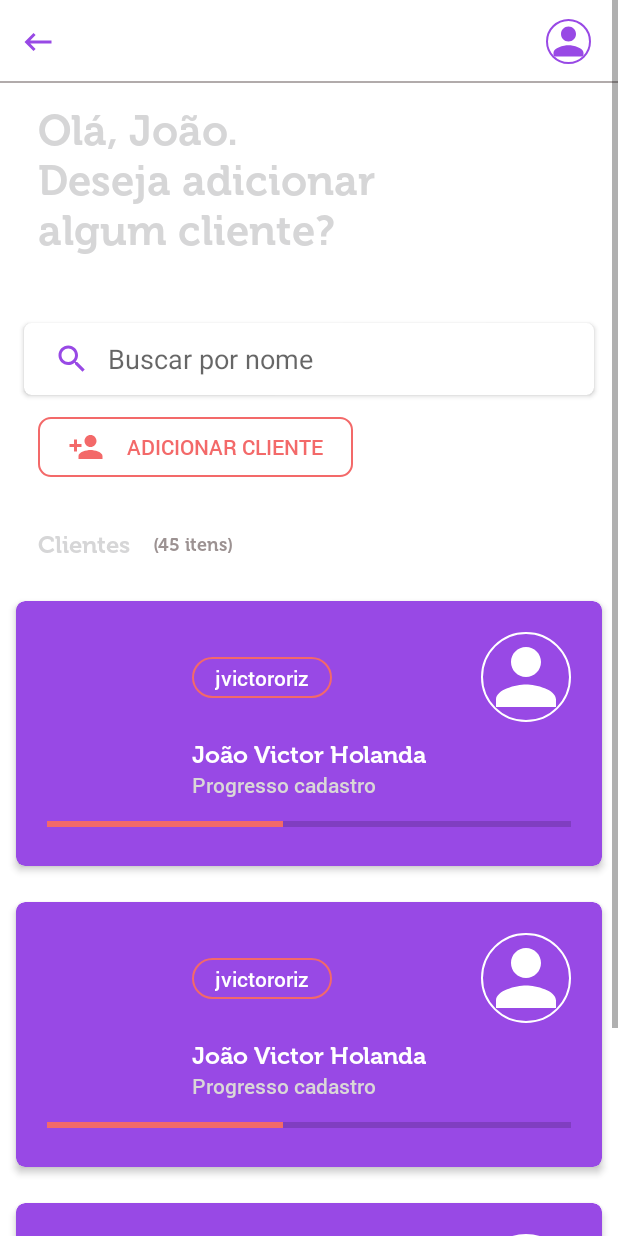
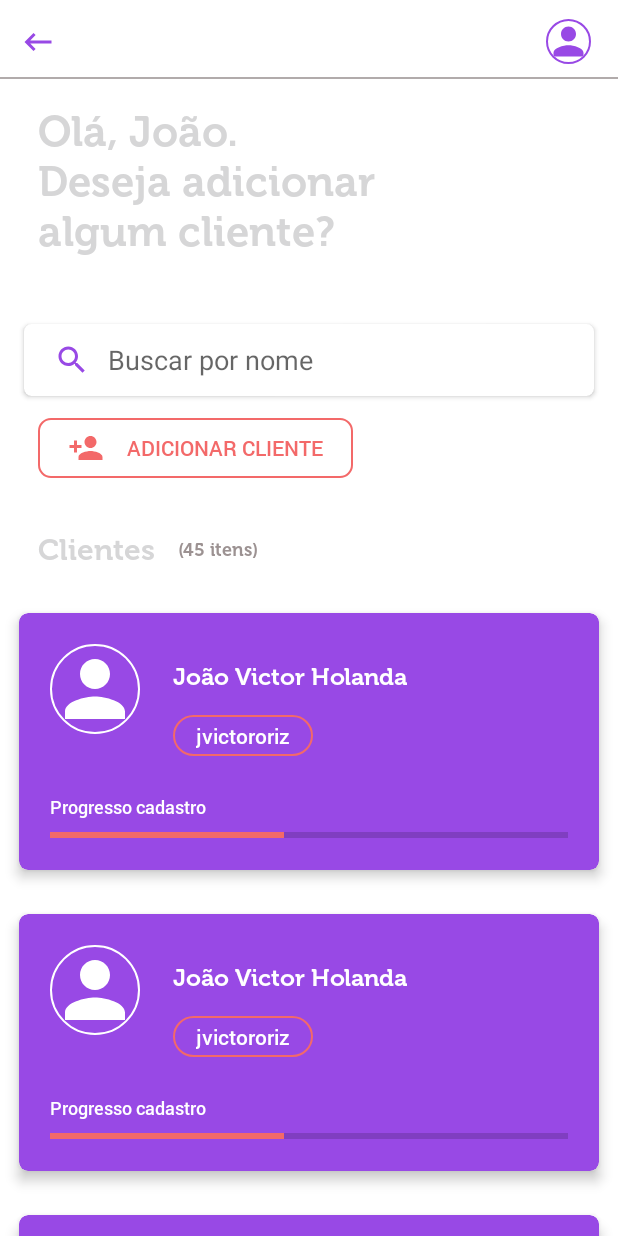
Before and after one commit to jvictororiz/FisioApp, an Android app: the layout activity_admin_home.xml on its own in the app's theme, with its tools: preview values and no code run, on a phone screen of 412 x 824 dp. Run offline under Robolectric (Android 15) with nearby library versions, the phone set to English and light mode, and no system bars.

Commit message:
corrigindo bug

```diff
--- a/app/build.gradle
+++ b/app/build.gradle
@@ -48,7 +48,7 @@ dependencies {
     implementation "org.jetbrains.kotlinx:kotlinx-coroutines-android:1.3.0"
 
     // Support design
-    implementation "com.google.android.material:material:1.2.0-alpha02"
+    implementation "com.google.android.material:material:1.2.0-alpha03"
 
     //androidx
     implementation 'androidx.appcompat:appcompat:1.1.0'
@@ -79,8 +79,8 @@ dependencies {
     implementation "com.squareup.retrofit2:converter-scalars:2.6.0"
 
     // Room
-    implementation "androidx.room:room-runtime:2.2.2"
-    kapt "androidx.room:room-compiler:2.2.2"
+    implementation "androidx.room:room-runtime:2.2.3"
+    kapt "androidx.room:room-compiler:2.2.3"
 
     // Layout
     implementation 'br.com.simplepass:loading-button-android:2.2.0'
--- a/app/src/main/java/br/com/fisioapp/ui/activity/AdminHomeActivity.kt
+++ b/app/src/main/java/br/com/fisioapp/ui/activity/AdminHomeActivity.kt
@@ -12,11 +12,12 @@ import br.com.fisioapp.ui.adapter.TreinoAdapter
 import br.com.fisioapp.ui.base.BaseActivity
 import br.com.fisioapp.viewModel.AdminHomeViewModel
 import kotlinx.android.synthetic.main.activity_admin_home.*
+import kotlinx.android.synthetic.main.toolbar_home.*
 
 
 class AdminHomeActivity : BaseActivity() {
 
-    private val clientAdapter = ClientAdapter()
+    private val clientAdapter by lazy { ClientAdapter() }
 
     private val viewModel: AdminHomeViewModel by lazy {
         ViewModelProvider(this).get(AdminHomeViewModel::class.java)
@@ -57,6 +58,8 @@ class AdminHomeActivity : BaseActivity() {
             LoginActivity.startModeEdit(this, it)
         })
         viewModel.nameClient.observe(this, Observer {
+            toolbar_subtitulo.text = it
+
             tv_title.text = getString(R.string.apresentation, it)
         })
 
--- a/app/src/main/java/br/com/fisioapp/ui/base/BaseActivity.kt
+++ b/app/src/main/java/br/com/fisioapp/ui/base/BaseActivity.kt
@@ -48,10 +48,11 @@ abstract class BaseActivity : AppCompatActivity() {
             unauthorizedReceiver, unauthorizedFilter)
     }
 
-    fun setUpToolbar(title:String, click:()->Unit){
+    fun setUpToolbar(title:String,  click:()->Unit){
         toolbar_back.setOnClickListener {
             onBackPressed()
         }
+
         toolbar_profile.setOnClickListener {
            click.invoke()
         }
--- a/app/src/main/res/layout/activity_admin_home.xml
+++ b/app/src/main/res/layout/activity_admin_home.xml
@@ -1,12 +1,9 @@
 <?xml version="1.0" encoding="utf-8"?>
 
-<ScrollView xmlns:android="http://schemas.android.com/apk/res/android"
+
+<androidx.constraintlayout.widget.ConstraintLayout xmlns:android="http://schemas.android.com/apk/res/android"
     xmlns:app="http://schemas.android.com/apk/res-auto"
     xmlns:tools="http://schemas.android.com/tools"
-    android:layout_width="match_parent"
-    android:layout_height="match_parent">
-
-    <androidx.constraintlayout.widget.ConstraintLayout
     android:layout_width="match_parent"
     android:layout_height="wrap_content"
     tools:context=".ui.activity.AdminHomeActivity">
@@ -14,6 +11,16 @@
     <include
         android:id="@+id/toolbar"
         layout="@layout/toolbar_home" />
+
+    <androidx.core.widget.NestedScrollView
+        android:layout_width="match_parent"
+        android:layout_height="wrap_content"
+        app:layout_constraintLeft_toLeftOf="parent"
+        app:layout_constraintTop_toBottomOf="@+id/toolbar">
+
+        <androidx.constraintlayout.widget.ConstraintLayout
+            android:layout_width="match_parent"
+            android:layout_height="wrap_content">
 
             <TextView
                 android:id="@+id/tv_title"
@@ -25,20 +32,20 @@
                 android:textColor="@color/black"
                 android:textSize="28sp"
                 app:layout_constraintStart_toStartOf="parent"
-            app:layout_constraintTop_toBottomOf="@+id/toolbar"
+                app:layout_constraintTop_toTopOf="parent"
                 tools:text="Olá, João.\nDeseja adicionar \nalgum cliente?" />
 
             <androidx.cardview.widget.CardView
                 android:id="@+id/body_search"
-            app:layout_constraintTop_toBottomOf="@+id/tv_title"
                 android:layout_width="match_parent"
+                android:layout_height="wrap_content"
                 android:layout_marginStart="12dp"
                 android:layout_marginTop="40dp"
+                android:layout_marginEnd="12dp"
+                app:cardCornerRadius="5dp"
                 app:cardElevation="2dp"
-            app:cardCornerRadius="5dp"
                 app:cardUseCompatPadding="true"
-            android:layout_marginEnd="12dp"
-            android:layout_height="wrap_content">
+                app:layout_constraintTop_toBottomOf="@+id/tv_title">
 
                 <androidx.appcompat.widget.SearchView
                     android:id="@+id/search"
@@ -73,8 +80,6 @@
                 tools:visibility="visible" />
 
 
-
-
             <TextView
                 android:id="@+id/label_clients"
                 android:layout_width="wrap_content"
@@ -84,7 +89,7 @@
                 android:fontFamily="@font/museo700_regular"
                 android:text="@string/client"
                 android:textColor="@color/black"
-            android:textSize="16sp"
+                android:textSize="20sp"
                 app:layout_constraintStart_toStartOf="parent"
                 app:layout_constraintTop_toBottomOf="@+id/btn_add_client" />
 
@@ -113,8 +118,8 @@
                 android:layout_marginBottom="8dp"
                 android:orientation="vertical"
                 app:layoutManager="androidx.recyclerview.widget.GridLayoutManager"
+                app:layout_constraintTop_toBottomOf="@+id/label_clients"
                 app:spanCount="1"
-            app:layout_constraintTop_toBottomOf="@+id/label_clients"
                 tools:listitem="@layout/item_user" />
 
             <ProgressBar
@@ -141,12 +146,12 @@
 
                 <TextView
                     android:id="@+id/tv_error_client"
+                    android:layout_width="wrap_content"
+                    android:layout_height="wrap_content"
                     android:ellipsize="end"
+                    android:fontFamily="@font/museo700_regular"
                     android:lines="1"
                     android:maxLines="1"
-                android:layout_width="wrap_content"
-                android:layout_height="wrap_content"
-                android:fontFamily="@font/museo700_regular"
                     android:text="@string/empty_clients"
                     android:textColor="@color/colorLetter"
                     android:textSize="16sp"
@@ -158,9 +163,9 @@
                     android:layout_width="wrap_content"
                     android:layout_height="40dp"
                     android:layout_marginStart="25dp"
-                android:layout_marginBottom="40dp"
                     android:layout_marginTop="30dp"
                     android:layout_marginEnd="25dp"
+                    android:layout_marginBottom="40dp"
                     android:background="@drawable/shape_button_line_final"
                     android:drawableStart="@drawable/ic_refresh_end"
                     android:drawablePadding="15dp"
@@ -172,7 +177,6 @@
                     android:visibility="visible" />
 
             </LinearLayout>
-
-
         </androidx.constraintlayout.widget.ConstraintLayout>
-</ScrollView>
+    </androidx.core.widget.NestedScrollView>
+</androidx.constraintlayout.widget.ConstraintLayout>
--- a/app/src/main/res/layout/item_user.xml
+++ b/app/src/main/res/layout/item_user.xml
@@ -2,14 +2,14 @@
 <androidx.cardview.widget.CardView xmlns:android="http://schemas.android.com/apk/res/android"
     xmlns:app="http://schemas.android.com/apk/res-auto"
     xmlns:tools="http://schemas.android.com/tools"
+    android:id="@+id/cv_body"
     android:layout_width="match_parent"
     android:layout_height="190dp"
     android:layout_margin="5dp"
     app:cardBackgroundColor="@color/colorPrimary"
     app:cardCornerRadius="6dp"
-    app:cardElevation="3dp"
+    app:cardElevation="5dp"
     app:cardUseCompatPadding="true"
-    android:id="@+id/cv_body"
     app:contentPadding="5dp">
 
     <androidx.constraintlayout.widget.ConstraintLayout
@@ -17,75 +17,74 @@
         android:layout_height="match_parent">
 
 
-
-        <TextView
-            android:id="@+id/tv_username"
-            tools:text="jvictororiz"
-            android:textColor="@color/white"
-            android:paddingLeft="15dp"
-            android:paddingRight="15dp"
-            android:gravity="center"
-            app:layout_constraintBottom_toBottomOf="@+id/img_profile"
-            android:paddingTop="4dp"
-            android:paddingBottom="4dp"
-            android:background="@drawable/shape_button_line_circle_final"
-            app:layout_constraintLeft_toLeftOf="@id/tv_name"
-            app:layout_constraintTop_toTopOf="@+id/img_profile"
-            android:layout_width="wrap_content"
-            android:layout_height="wrap_content"/>
-
         <de.hdodenhof.circleimageview.CircleImageView
             android:id="@+id/img_profile"
             android:layout_width="60dp"
             android:layout_height="60dp"
             android:layout_margin="15dp"
+            android:layout_marginStart="40dp"
             android:scaleType="centerCrop"
             android:src="@drawable/ic_person_white"
             app:civ_border_color="@color/white"
             app:civ_border_width="1dp"
-            android:layout_marginEnd="40dp"
-            app:layout_constraintRight_toRightOf="parent"
+            app:layout_constraintLeft_toLeftOf="parent"
             app:layout_constraintTop_toTopOf="parent" />
-
 
         <TextView
             android:id="@+id/tv_name"
             android:layout_width="wrap_content"
             android:layout_height="wrap_content"
+            android:layout_marginStart="22dp"
             android:layout_marginTop="12dp"
             android:fontFamily="@font/museo700_regular"
             android:textColor="@color/white"
             android:textSize="16sp"
-            app:layout_constraintLeft_toLeftOf="parent"
-            app:layout_constraintRight_toRightOf="parent"
-            app:layout_constraintTop_toBottomOf="@+id/img_profile"
+            app:layout_constraintLeft_toRightOf="@+id/img_profile"
+            app:layout_constraintTop_toTopOf="@+id/img_profile"
             tools:text="João Victor Holanda" />
 
 
         <TextView
-            android:text="@string/progresso_cadastro"
-            android:textColor="#DAD7D7"
-            app:layout_constraintLeft_toLeftOf="@+id/tv_name"
+            android:id="@+id/tv_username"
+            android:layout_width="wrap_content"
+            android:layout_height="wrap_content"
+            android:layout_marginTop="15dp"
+            android:background="@drawable/shape_button_line_circle_final"
+            android:gravity="center"
+            android:paddingLeft="15dp"
+            android:paddingTop="4dp"
+            android:paddingRight="15dp"
+            android:paddingBottom="4dp"
+            android:textColor="@color/white"
+            app:layout_constraintLeft_toLeftOf="@id/tv_name"
             app:layout_constraintTop_toBottomOf="@+id/tv_name"
+            tools:text="jvictororiz" />
+
+
+        <TextView
             android:id="@+id/label_progress"
             android:layout_width="wrap_content"
-            android:layout_height="wrap_content"/>
+            android:layout_marginTop="25dp"
+            android:layout_height="wrap_content"
+            android:text="@string/progresso_cadastro"
+            android:textColor="@color/white"
+            android:textSize="12sp"
+            app:layout_constraintLeft_toLeftOf="@id/img_profile"
+            app:layout_constraintTop_toBottomOf="@+id/tv_username" />
 
         <ProgressBar
             android:id="@+id/progress_limite"
+            style="?android:attr/progressBarStyleHorizontal"
+            android:layout_width="match_parent"
+            android:layout_height="22dp"
             android:layout_marginStart="15dp"
             android:layout_marginEnd="15dp"
-            style="?android:attr/progressBarStyleHorizontal"
+            android:indeterminate="false"
+            android:max="100"
             android:progressTint="@color/background_gradient_final"
-            android:layout_width="match_parent"
-            android:layout_height="22dp"
-            android:max="100"
-            android:layout_alignParentBottom="true"
-            android:layout_marginTop="6dp"
-            android:indeterminate="false"
+            app:layout_constraintLeft_toLeftOf="@+id/label_progress"
             app:layout_constraintTop_toBottomOf="@+id/label_progress"
             tools:progress="45" />
-
 
 
     </androidx.constraintlayout.widget.ConstraintLayout>
--- a/app/src/main/res/layout/toolbar_home.xml
+++ b/app/src/main/res/layout/toolbar_home.xml
@@ -4,7 +4,7 @@
     xmlns:tools="http://schemas.android.com/tools"
     android:id="@+id/toolbar"
     android:layout_width="match_parent"
-    android:layout_height="55dp"
+    android:layout_height="wrap_content"
     android:orientation="vertical"
     app:contentInsetStart="0dp">
 
@@ -30,11 +30,33 @@
             android:textSize="17sp"
             android:fontFamily="@font/museo900_regular"
             android:textStyle="bold"
-            app:layout_constraintBottom_toBottomOf="parent"
+            app:layout_constraintBottom_toTopOf="@+id/line_center"
             app:layout_constraintLeft_toLeftOf="parent"
             app:layout_constraintRight_toRightOf="parent"
             app:layout_constraintTop_toTopOf="parent"
             tools:text="Título toolbar" />
+
+        <View
+            android:id="@+id/line_center"
+            android:layout_width="1dp"
+            app:layout_constraintTop_toTopOf="parent"
+            app:layout_constraintBottom_toBottomOf="parent"
+            app:layout_constraintLeft_toLeftOf="parent"
+            app:layout_constraintRight_toRightOf="parent"
+            android:layout_height="1dp"/>
+
+        <TextView
+            android:id="@+id/toolbar_subtitulo"
+            android:layout_width="wrap_content"
+            android:layout_height="wrap_content"
+            android:textSize="12sp"
+            android:textColor="@color/black"
+            android:fontFamily="@font/museo900_regular"
+            android:textStyle="bold"
+            app:layout_constraintTop_toBottomOf="@+id/line_center"
+            app:layout_constraintLeft_toLeftOf="parent"
+            app:layout_constraintRight_toRightOf="parent"
+            tools:text="Dra Karina Santos" />
 
         <de.hdodenhof.circleimageview.CircleImageView
             android:id="@+id/toolbar_profile"
@@ -52,7 +74,8 @@
             app:layout_constraintTop_toTopOf="parent"/>
 
         <View
-            app:layout_constraintBottom_toBottomOf="parent"
+            android:layout_marginTop="8dp"
+            app:layout_constraintTop_toBottomOf="@+id/toolbar_subtitulo"
             android:background="#EEACA5A5"
             android:layout_width="match_parent"
             android:layout_height="1dp"/>
```
Also changed, not shown: app/src/main/java/br/com/fisioapp/ui/adapter/ClientAdapter.kt (+24 -13 lines), app/src/main/res/values/colors.xml (+0 -7 lines), app/src/main/res/values/strings.xml (+10 -0 lines), app/src/main/res/drawable/sorriso.jpg (added). Lines whose indentation alone changed are shown as unchanged.
